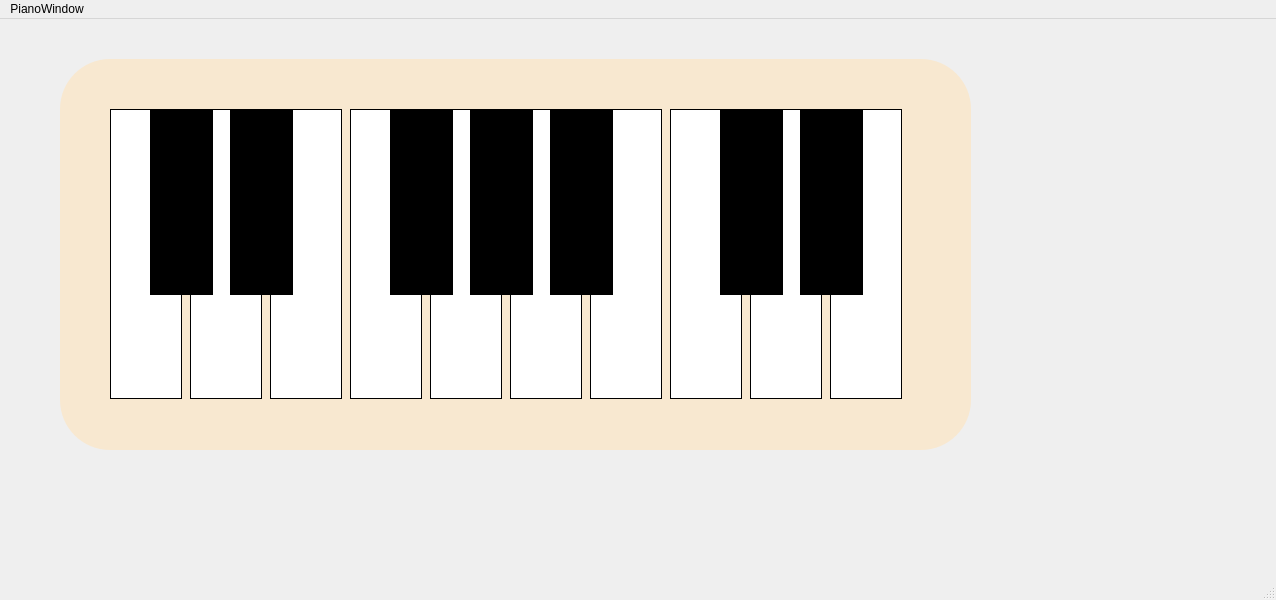
technovore007/PianoApp, file mainwindow.ui: the form before one commit.
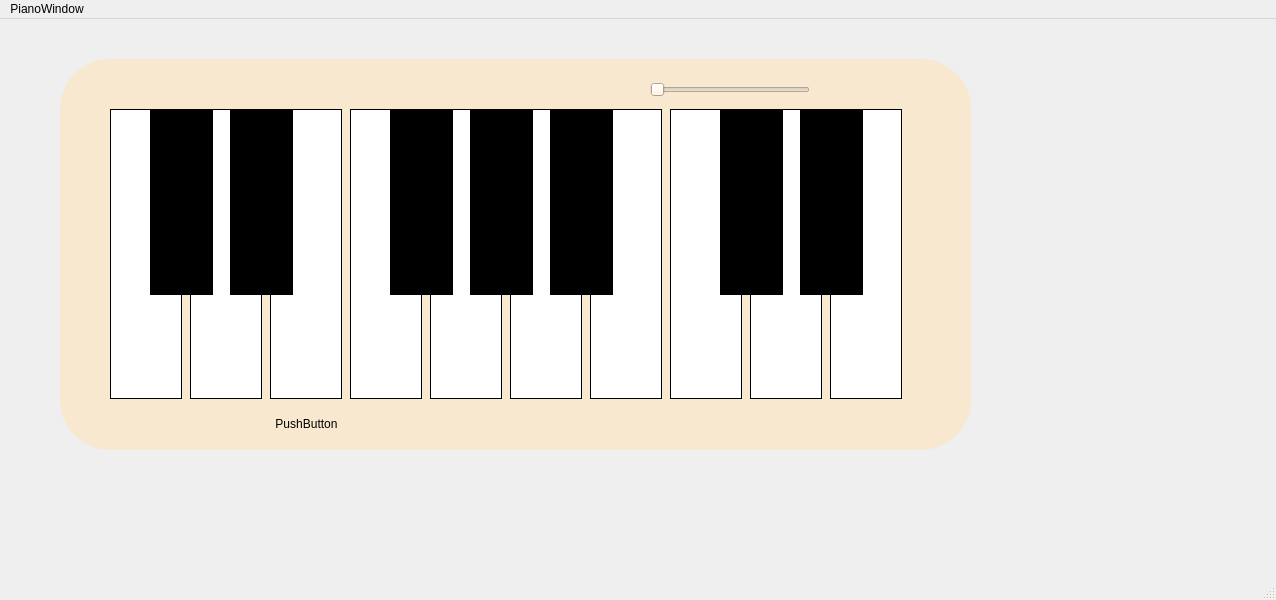
The form after the commit.

```diff
--- a/mainwindow.ui
+++ b/mainwindow.ui
@@ -581,6 +581,32 @@
 border-radius: 50px;
 border-color: rgb(0, 0, 0);</string>
     </property>
+    <widget class="QPushButton" name="pushButton">
+     <property name="geometry">
+      <rect>
+       <x>200</x>
+       <y>350</y>
+       <width>93</width>
+       <height>29</height>
+      </rect>
+     </property>
+     <property name="text">
+      <string>PushButton</string>
+     </property>
+    </widget>
+    <widget class="QSlider" name="horizontalSlider">
+     <property name="geometry">
+      <rect>
+       <x>590</x>
+       <y>20</y>
+       <width>160</width>
+       <height>22</height>
+      </rect>
+     </property>
+     <property name="orientation">
+      <enum>Qt::Orientation::Horizontal</enum>
+     </property>
+    </widget>
    </widget>
    <zorder>widget</zorder>
    <zorder>btn_C</zorder>
```
